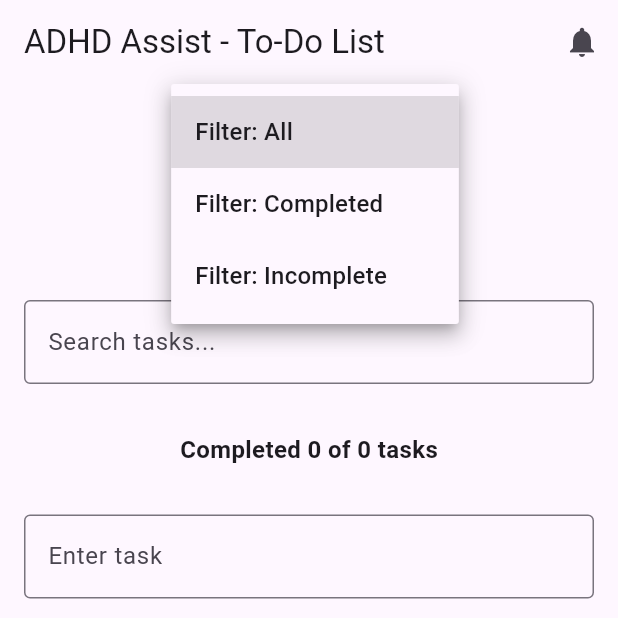
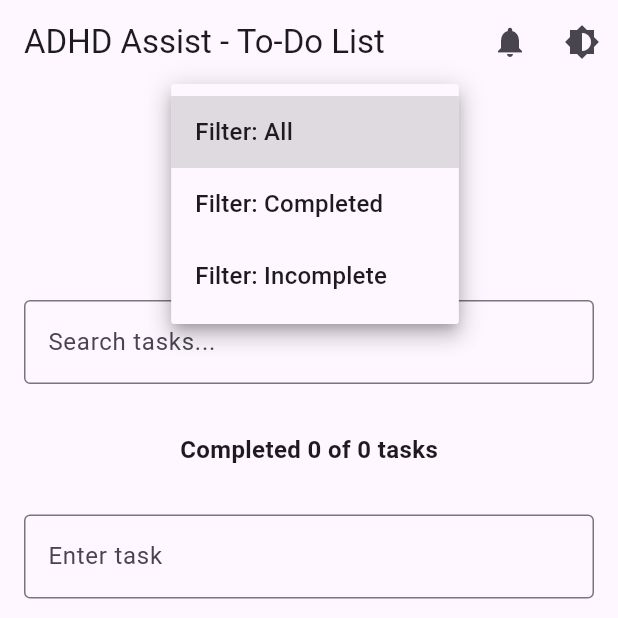
Before and after one commit to frostytm90/adhd_assist, a Flutter app: the screen it shows after launch, after a tap on an icon or button, on a phone screen of 412 x 824 dp, the top half of it. Run offline on Flutter 3.47's test engine with Material 3 defaults, Android fonts, the phone set to English and light mode, and no system bars; our stand-ins replace flutter_local_notifications, shared_preferences, timezone.

Commit message:
Added Dark mode selection -v0.9

```diff
--- a/lib/main.dart
+++ b/lib/main.dart
@@ -13,23 +13,36 @@ void main() async {
   runApp(TodoApp());
 }
 
-class TodoApp extends StatelessWidget {
-  const TodoApp({super.key});
+class TodoApp extends StatefulWidget {
+  @override
+  _TodoAppState createState() => _TodoAppState();
+}
+
+class _TodoAppState extends State<TodoApp> {
+  bool _isDarkMode = false; // Initially set to light mode
 
   @override
   Widget build(BuildContext context) {
     return MaterialApp(
       title: 'ADHD Assist - To-Do List',
-      theme: ThemeData(
-        primarySwatch: Colors.blue,
+      theme: _isDarkMode ? ThemeData.dark() : ThemeData.light(), // Toggle between dark and light mode
+      home: TodoListScreen(
+        onThemeChange: _toggleTheme, // Pass theme change handler to the main screen
       ),
-      home: TodoListScreen(),
     );
+  }
+
+  void _toggleTheme() {
+    setState(() {
+      _isDarkMode = !_isDarkMode;
+    });
   }
 }
 
 class TodoListScreen extends StatefulWidget {
-  const TodoListScreen({super.key});
+  final Function onThemeChange;
+
+  TodoListScreen({required this.onThemeChange});
 
   @override
   _TodoListScreenState createState() => _TodoListScreenState();
@@ -366,6 +379,12 @@ class _TodoListScreenState extends State<TodoListScreen> {
               await NotificationService().showImmediateNotification();
             },
           ),
+          IconButton(
+            icon: const Icon(Icons.brightness_6), // Icon for toggling light/dark mode
+            onPressed: () {
+              widget.onThemeChange();  // Toggle dark/light mode
+            },
+          ),
         ],
       ),
       body: Column(
```
